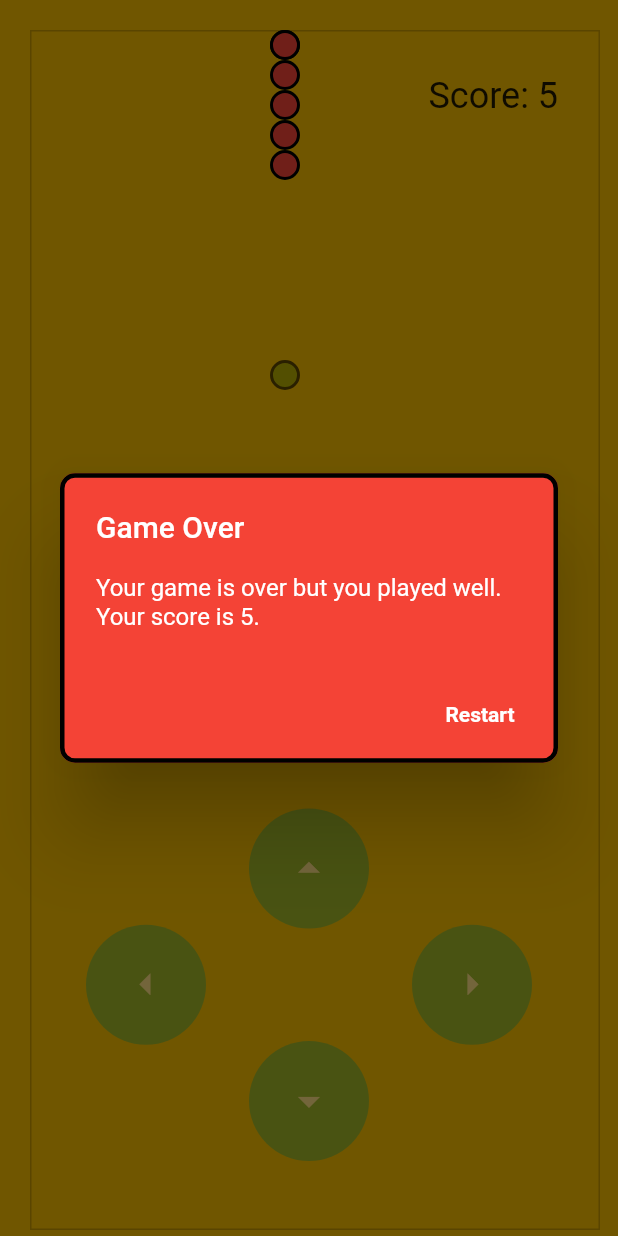
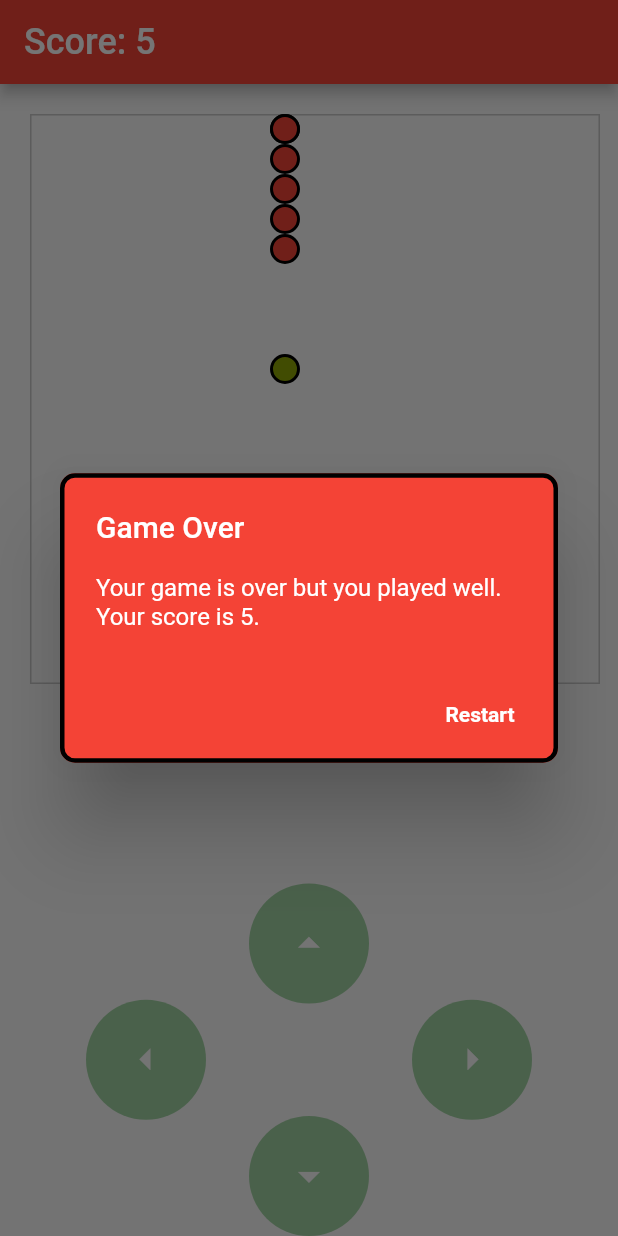
Before and after one commit to Huso-16/Snake-Game, a Flutter app: the screen it shows after launch, on a phone screen of 412 x 824 dp. Run offline on Flutter 3.47's test engine with Material 2 defaults, Android fonts, the phone set to English and light mode, and no system bars.

Commit message:
Minor version update -> `1.0.2` (#1)
* End game if the snake collides with itself

* Place `control`, `playground`, `score` separately, remove from stack

* Update control panel widget

Remove outer `position` widget

* Update play area

Make play area square.
Size of screen width for not.

* Minor version update

```diff
--- a/lib/control_panel.dart
+++ b/lib/control_panel.dart
@@ -10,11 +10,7 @@ class ControlPanel extends StatelessWidget {
 
   @override
   Widget build(BuildContext context) {
-    return Positioned(
-      left: 0.0,
-      right: 0.0,
-      bottom: 50.0,
-      child: Row(
+    return Row(
       mainAxisAlignment: MainAxisAlignment.spaceAround,
       children: [
         Expanded(
@@ -69,7 +65,6 @@ class ControlPanel extends StatelessWidget {
           ),
         ),
       ],
-      ),
     );
   }
 }
--- a/lib/game.dart
+++ b/lib/game.dart
@@ -257,13 +257,9 @@ class _GamePageState extends State<GamePage> {
   }
 
   Widget getScore() {
-    return Positioned(
-      top: 50.0,
-      right: 40.0,
-      child: Text(
+    return Text(
       "Score: " + score.toString(),
       style: TextStyle(fontSize: 24.0),
-      ),
     );
   }
 
@@ -309,20 +305,29 @@ class _GamePageState extends State<GamePage> {
     lowerBoundX = step;
     lowerBoundY = step;
     upperBoundX = roundToNearestTens(screenWidth.toInt() - step);
-    upperBoundY = roundToNearestTens(screenHeight.toInt() - step);
+    upperBoundY = roundToNearestTens(screenWidth.toInt() - step);
 
     return Scaffold(
+      appBar: AppBar(
+        title: getScore(),
+      ),
       body: Container(
-        color: Color(0XFFF5BB00),
+        child: Column(
+          children: [
+            Expanded(
+              child: Container(
                 child: Stack(
                   children: [
                     getPlayAreaBorder(),
                     Stack(
                       children: getPieces(),
                     ),
+                    food,
+                  ],
+                ),
+              ),
+            ),
             getControls(),
-            food,
-            getScore()
           ],
         ),
       ),
--- a/lib/main.dart
+++ b/lib/main.dart
@@ -13,7 +13,7 @@ class MyApp extends StatelessWidget {
       title: 'Flutter Snake',
       debugShowCheckedModeBanner: false,
       theme: ThemeData(
-        primarySwatch: Colors.blue,
+        primarySwatch: Colors.red,
         visualDensity: VisualDensity.adaptivePlatformDensity,
       ),
       home: GamePage(),
--- a/pubspec.yaml
+++ b/pubspec.yaml
@@ -15,7 +15,7 @@ publish_to: 'none' # Remove this line if you wish to publish to pub.dev
 # In iOS, build-name is used as CFBundleShortVersionString while build-number used as CFBundleVersion.
 # Read more about iOS versioning at
 # https://developer.apple.com/library/archive/documentation/General/Reference/InfoPlistKeyReference/Articles/CoreFoundationKeys.html
-version: 1.0.0+1
+version: 1.0.2+2
 
 environment:
   sdk: ">=2.7.0 <3.0.0"
```
Also changed, not shown: pubspec.lock. Lines whose indentation alone changed are shown as unchanged.
